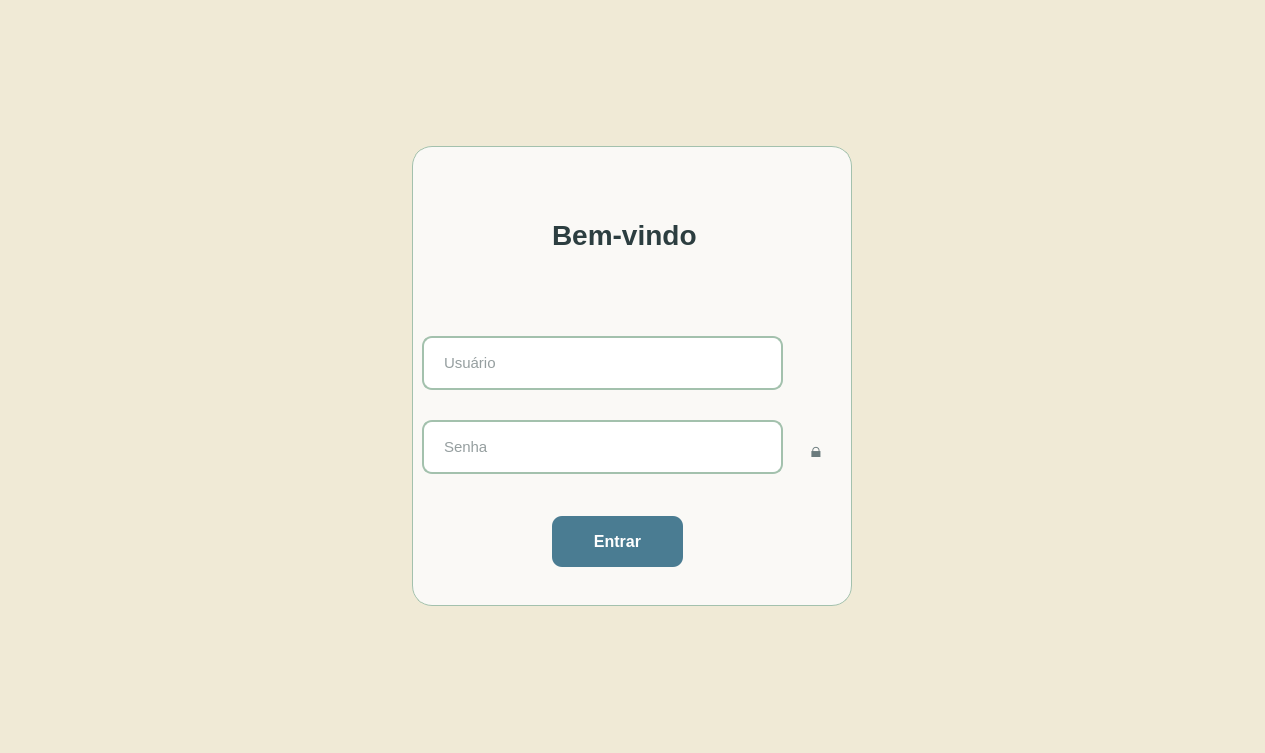
The window that login.ui (Samuenpd/SISPE) describes before a commit, drawn with Qt 5.
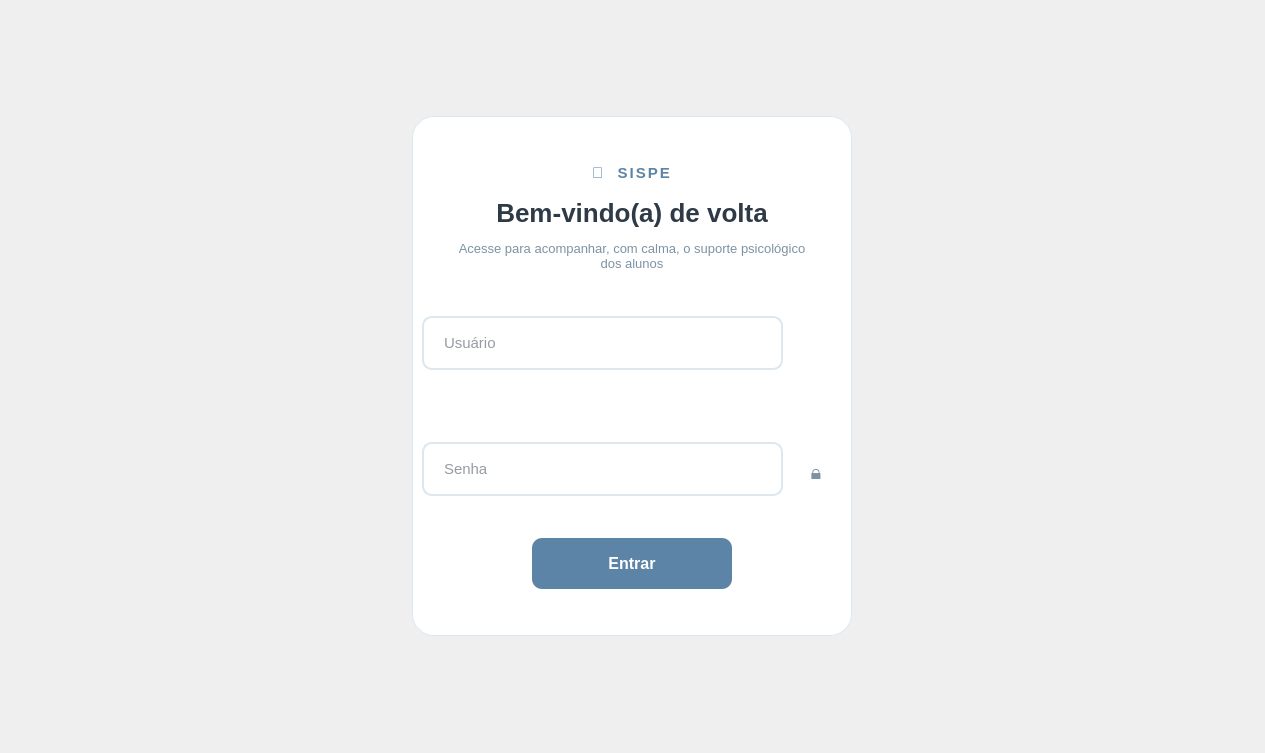
The same window after the commit.

The edit to the form file:
```diff
--- a/login.ui
+++ b/login.ui
@@ -15,8 +15,9 @@
   </property>
   <property name="styleSheet">
    <string notr="true">QMainWindow {
-     background-color: #F0EAD6;
-     font-family: 'Segoe UI', -apple-system, BlinkMacSystemFont, sans-serif;
+     background: qlineargradient(x1:0, y1:0, x2:1, y2:1, 
+     stop:0 #EAF2F8, stop:1 #F6FAFC);
+     font-family: 'Segoe UI', 'Nunito Sans', -apple-system, BlinkMacSystemFont, sans-serif;
    }</string>
   </property>
   <widget class="QWidget" name="centralwidget">
@@ -47,52 +48,104 @@
       <property name="maximumSize">
        <size>
         <width>440</width>
-        <height>460</height>
+        <height>520</height>
        </size>
       </property>
       <property name="styleSheet">
        <string notr="true">#cardLogin {
-         background: #FAF9F6;
-         border: 1px solid #A3C1AD;
-         border-radius: 20px;
+         background: #FFFFFF;
+         border: 1px solid #DCE7F0;
+         border-radius: 22px;
        }</string>
       </property>
+      <widget class="QLabel" name="labelMarca">
+       <property name="geometry">
+        <rect>
+         <x>0</x>
+         <y>44</y>
+         <width>440</width>
+         <height>26</height>
+        </rect>
+       </property>
+       <property name="styleSheet">
+        <string notr="true">QLabel {
+            color: #5B84A6;
+            font-size: 15px;
+            font-weight: 700;
+            letter-spacing: 2px;
+          }</string>
+       </property>
+       <property name="alignment">
+        <set>Qt::AlignmentFlag::AlignCenter</set>
+       </property>
+       <property name="text">
+        <string>🧭  SISPE</string>
+       </property>
+      </widget>
       <widget class="QLabel" name="labelTitulo">
        <property name="geometry">
         <rect>
-         <x>140</x>
-         <y>70</y>
-         <width>145</width>
+         <x>0</x>
+         <y>78</y>
+         <width>440</width>
          <height>38</height>
         </rect>
        </property>
        <property name="styleSheet">
         <string notr="true">QLabel {
-            color: #2C3E40;
-            font-size: 28px;
+            color: #2E3A46;
+            font-size: 26px;
             font-weight: 700;
           }</string>
        </property>
+       <property name="alignment">
+        <set>Qt::AlignmentFlag::AlignCenter</set>
+       </property>
        <property name="text">
-        <string>Bem-vindo</string>
+        <string>Bem-vindo(a) de volta</string>
+       </property>
+      </widget>
+      <widget class="QLabel" name="labelSubtitulo">
+       <property name="geometry">
+        <rect>
+         <x>40</x>
+         <y>120</y>
+         <width>360</width>
+         <height>40</height>
+        </rect>
+       </property>
+       <property name="styleSheet">
+        <string notr="true">QLabel {
+            color: #7C93A3;
+            font-size: 13px;
+          }</string>
+       </property>
+       <property name="alignment">
+        <set>Qt::AlignmentFlag::AlignCenter</set>
+       </property>
+       <property name="wordWrap">
+        <bool>true</bool>
+       </property>
+       <property name="text">
+        <string>Acesse para acompanhar, com calma, o suporte psicológico dos alunos</string>
        </property>
       </widget>
       <widget class="QLineEdit" name="inputUsuario">
        <property name="geometry">
         <rect>
          <x>10</x>
-         <y>190</y>
+         <y>200</y>
          <width>361</width>
          <height>54</height>
         </rect>
        </property>
        <property name="styleSheet">
         <string notr="true">QLineEdit {
-            border: 2px solid #A3C1AD;
+            border: 2px solid #DCE7F0;
             border-radius: 10px;
             padding: 14px 18px;
             background-color: #FFFFFF;
-            color: #2C3E40;
+            color: #2E3A46;
             font-size: 15px;
           }
           QLineEdit:focus {
@@ -100,7 +153,7 @@
             background-color: #FAF9F6;
           }
           QLineEdit::placeholder {
-            color: #95A5A6;
+            color: #A9BAC7;
           }</string>
        </property>
        <property name="placeholderText">
@@ -110,9 +163,9 @@
       <widget class="QPushButton" name="bntContinuar">
        <property name="geometry">
         <rect>
-         <x>140</x>
-         <y>370</y>
-         <width>131</width>
+         <x>120</x>
+         <y>422</y>
+         <width>200</width>
          <height>51</height>
         </rect>
        </property>
@@ -124,7 +177,7 @@
        </property>
        <property name="styleSheet">
         <string notr="true">QPushButton {
-            background-color: #4A7C92;
+            background-color: #5B84A6;
             color: white;
             border: none;
             border-radius: 10px;
@@ -147,18 +200,18 @@
        <property name="geometry">
         <rect>
          <x>10</x>
-         <y>274</y>
+         <y>326</y>
          <width>361</width>
          <height>54</height>
         </rect>
        </property>
        <property name="styleSheet">
         <string notr="true">QLineEdit {
-              border: 2px solid #A3C1AD;
+              border: 2px solid #DCE7F0;
               border-radius: 10px;
               padding: 14px 18px;
               background-color: #FFFFFF;
-              color: #2C3E40;
+              color: #2E3A46;
               font-size: 15px;
             }
             QLineEdit:focus {
@@ -166,7 +219,7 @@
               background-color: #FAF9F6;
             }
             QLineEdit::placeholder {
-              color: #95A5A6;
+              color: #A9BAC7;
             }</string>
        </property>
        <property name="echoMode">
@@ -180,7 +233,7 @@
        <property name="geometry">
         <rect>
          <x>380</x>
-         <y>280</y>
+         <y>332</y>
          <width>48</width>
          <height>48</height>
         </rect>
@@ -201,7 +254,7 @@
         <string notr="true">QPushButton {
               border: none;
               background: transparent;
-              color: #6B7B7D;
+              color: #7C93A3;
               font-size: 20px;
               padding: 0px;
             }
```
Left out of the diff: 14 changed lines with no effect on the pictures.
